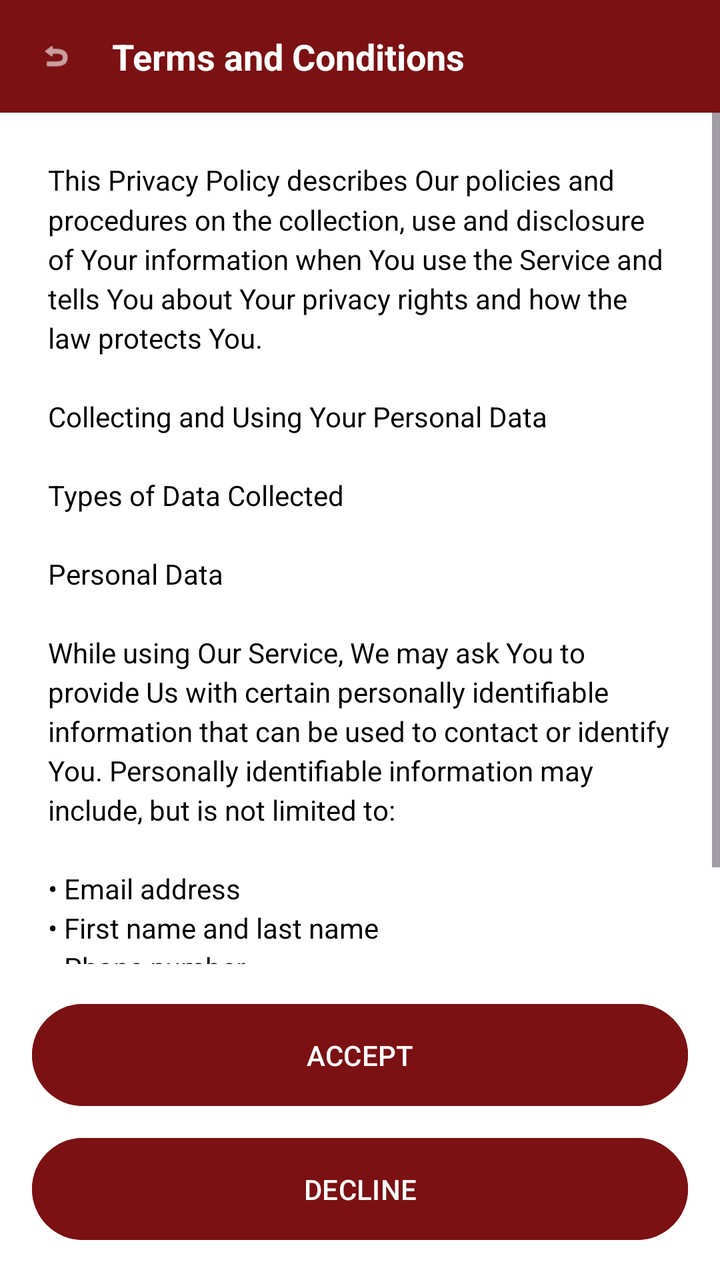
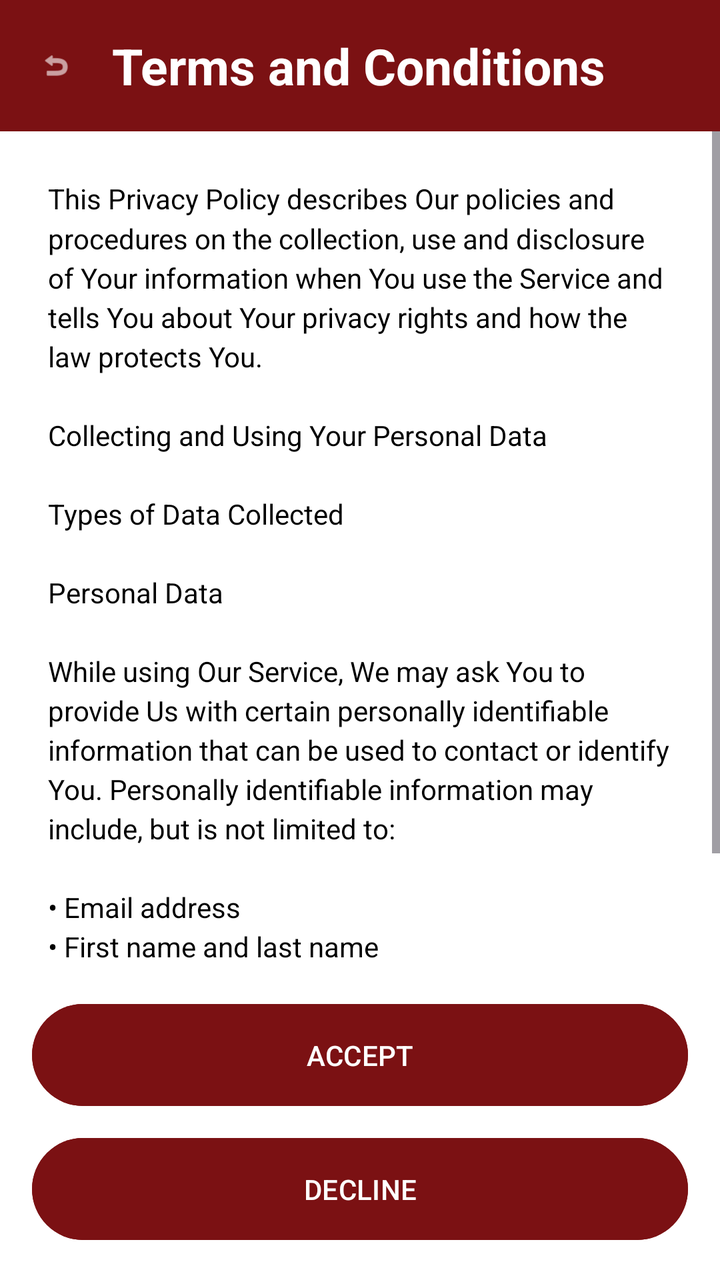

An Android layout rendered at two revisions. The XML below is the earlier revision; the diff shows what the commit changed to produce the second picture.
<!-- AndroidManifest.xml: application theme Theme.FixItFinderApp -->
<!-- res/layout/activity_terms_agreement.xml -->
<?xml version="1.0" encoding="utf-8"?>
<androidx.constraintlayout.widget.ConstraintLayout
    xmlns:android="http://schemas.android.com/apk/res/android"
    xmlns:app="http://schemas.android.com/apk/res-auto"
    android:layout_width="match_parent"
    android:layout_height="match_parent"
    android:background="@android:color/white">

    
    <LinearLayout
        android:id="@+id/headerLayout"
        android:layout_width="match_parent"
        android:layout_height="wrap_content"
        android:orientation="horizontal"
        android:background="@color/color_primary"
        android:padding="16dp"
        android:gravity="center_vertical"
        app:layout_constraintTop_toTopOf="parent"
        app:layout_constraintStart_toStartOf="parent"
        app:layout_constraintEnd_toEndOf="parent">

        <ImageView
            android:id="@+id/btnBack"
            android:layout_width="24dp"
            android:layout_height="24dp"
            android:src="@android:drawable/ic_menu_revert"
            android:tint="@color/white"
            android:padding="4dp"
            android:background="?attr/selectableItemBackgroundBorderless"
            android:contentDescription="Back"
            android:layout_marginEnd="16dp" />

        <TextView
            android:layout_width="0dp"
            android:layout_height="wrap_content"
            android:layout_weight="1"
            android:text="Terms and Conditions"
            android:textSize="18sp"
            android:textStyle="bold"
            android:textColor="@color/white" />
    </LinearLayout>

    
    <ScrollView
        android:layout_width="match_parent"
        android:layout_height="0dp"
        android:fillViewport="true"
        app:layout_constraintTop_toBottomOf="@+id/headerLayout"
        app:layout_constraintBottom_toTopOf="@+id/buttonLayout"
        app:layout_constraintStart_toStartOf="parent"
        app:layout_constraintEnd_toEndOf="parent">

        <TextView
            android:id="@+id/tvTermsContent"
            android:layout_width="match_parent"
            android:layout_height="wrap_content"
            android:padding="24dp"
            android:text="This Privacy Policy describes Our policies and procedures on the collection, use and disclosure of Your information when You use the Service and tells You about Your privacy rights and how the law protects You.\n\nCollecting and Using Your Personal Data\n\nTypes of Data Collected\n\nPersonal Data\n\nWhile using Our Service, We may ask You to provide Us with certain personally identifiable information that can be used to contact or identify You. Personally identifiable information may include, but is not limited to:\n\n• Email address\n• First name and last name\n• Phone number\n• Address, State, Province, ZIP/Postal code, City"
            android:textSize="14sp"
            android:textColor="@android:color/black"
            android:lineSpacingMultiplier="1.2" />
    </ScrollView>

    
    <LinearLayout
        android:id="@+id/buttonLayout"
        android:layout_width="match_parent"
        android:layout_height="wrap_content"
        android:orientation="vertical"
        android:padding="16dp"
        android:background="@color/white"
        app:layout_constraintBottom_toBottomOf="parent"
        app:layout_constraintStart_toStartOf="parent"
        app:layout_constraintEnd_toEndOf="parent">

        <Button
            android:id="@+id/btnAccept"
            android:layout_width="match_parent"
            android:layout_height="wrap_content"
            android:text="ACCEPT"
            android:textColor="@color/white"
            android:backgroundTint="@color/color_primary"
            android:padding="16dp"
            android:layout_marginBottom="8dp" />

        <Button
            android:id="@+id/btnDecline"
            android:layout_width="match_parent"
            android:layout_height="wrap_content"
            android:text="DECLINE"
            android:textColor="@color/white"
            android:backgroundTint="@color/color_primary"
            android:padding="16dp" />
    </LinearLayout>

</androidx.constraintlayout.widget.ConstraintLayout>
<!-- resources referenced by this layout -->
<resources>
  <color name="color_primary">#7B1113</color>
  <color name="white">#FFFFFFFF</color>
  <style name="Theme.FixItFinderApp" parent="Base.Theme.FixItFinderApp" />
  <style name="Base.Theme.FixItFinderApp" parent="Theme.Material3.DayNight.NoActionBar">
          <item name="colorPrimary">@color/color_primary</item>
          <item name="colorSecondary">@color/color_secondary</item>
          <item name="colorSurface">@color/color_background</item>
          <item name="colorOnSurface">@color/color_text_dark</item>
          <item name="colorPrimaryContainer">@color/color_primary</item>
          <item name="colorOnPrimary">@color/color_background</item>
      </style>
  <color name="color_secondary">#825037</color>
  <color name="color_background">#FFFFFF</color>
  <color name="color_text_dark">#2C2C2C</color>
</resources>

<!-- the commit's change to res/layout/activity_terms_agreement.xml (unified diff, before → after) -->
@@ -35,7 +35,7 @@
             android:layout_height="wrap_content"
             android:layout_weight="1"
             android:text="Terms and Conditions"
-            android:textSize="18sp"
+            android:textSize="25sp"
             android:textStyle="bold"
             android:textColor="@color/white" />
     </LinearLayout>
